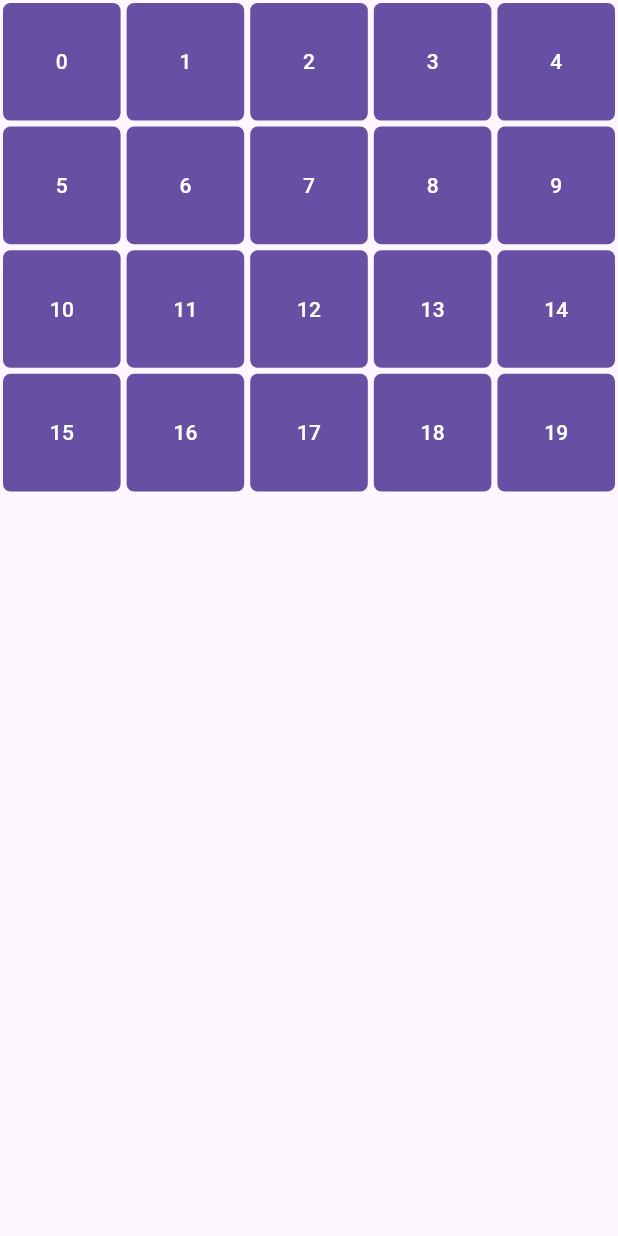
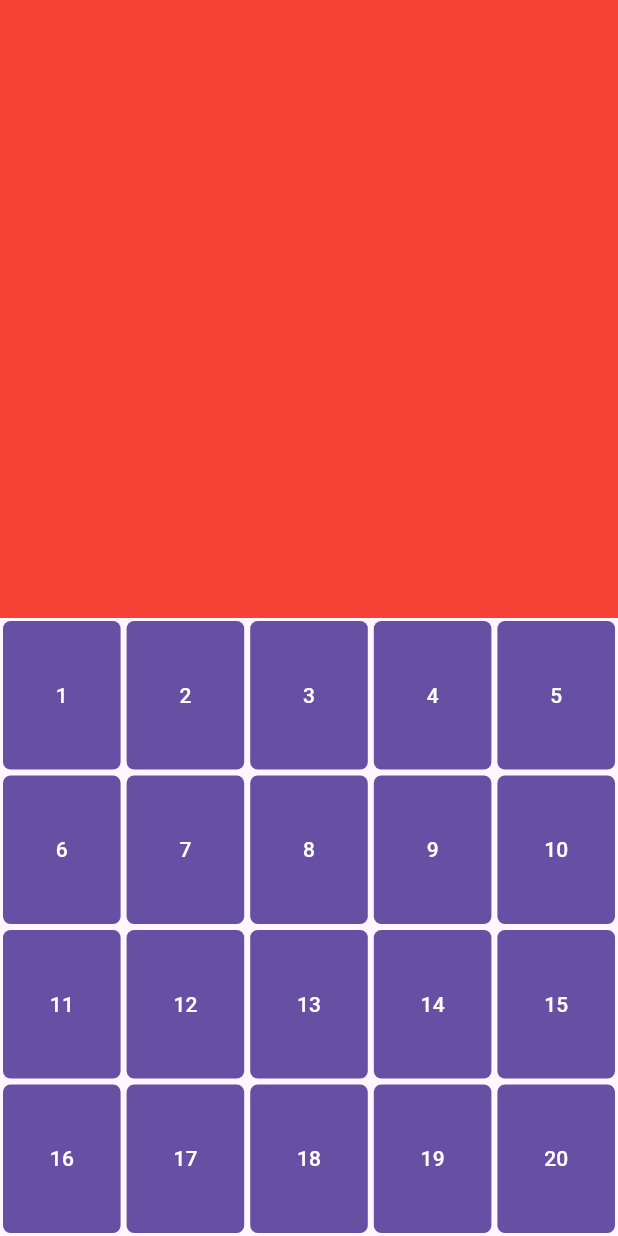
Before and after one commit to Marwans12/flutter-sample-calculator, a Flutter app: the screen it shows after launch, on a phone screen of 412 x 824 dp. Run offline on Flutter 3.47's test engine with Material 3 defaults, Android fonts, the phone set to English and light mode, and no system bars.

Commit message:
Implement Flexible KeyArea

```diff
--- a/lib/main.dart
+++ b/lib/main.dart
@@ -10,52 +10,44 @@ class MainApp extends StatelessWidget {
 
   @override
   Widget build(BuildContext context) {
-    return MaterialApp(
+    return const MaterialApp(
         home: Scaffold(
-      body: Center(
-          child: Column(
-            children: [
-              // Expanded(child: Container(color: Colors.lightBlue[50],child: const Text("Beeg container"),)),
-              Expanded(
-                child: GridView.count(
-                  crossAxisCount: 5,
-                  children: [...List.generate(20, (i) {
-                    return Padding(
-                      padding: const EdgeInsets.all(2),
-                      child: KeyButton(child: Text("$i"), callback: () {}),
-                    );
-                  })],
-                            // Column(
-                            //   children: [
-                            //     Expanded(child: TypingArea()),
-                            //     Expanded(child: KeysAera())
-                            //   ],
-                            // ),
-                            ),
-              )],
-          ),
-    )));
+            body: Center(
+                child: Column(children: [
+      Expanded(child: TypingArea()),
+      Expanded(child: KeysArea())
+    ]))));
   }
 }
 
-class KeysAera extends StatelessWidget {
-  const KeysAera({super.key});
+class KeysArea extends StatelessWidget {
+  const KeysArea({
+    super.key,
+  });
 
   @override
   Widget build(BuildContext context) {
-    // TODO: implement build
-    return GridView.count(
-      crossAxisCount: 5,
+    return Column(
       children: [
-        ...List.generate(20, (i) {
-          return Padding(
-            padding: const EdgeInsets.all(8.0),
-            child: KeyButton(child: const Text("data"), callback: () {}),
+        ...List.generate(4, (i) {
+          return Expanded(
+            child: Row(
+              children: [
+                ...List.generate(5, (j) {
+                  return Expanded(
+                    child: Padding(
+                      padding: const EdgeInsets.all(2),
+                      child: KeyButton(
+                          child: Text("${(i * 5) + j + 1}"), callback: () {}),
+                    ),
+                  );
+                })
+              ],
+            ),
           );
         })
       ],
     );
-    throw UnimplementedError();
   }
 }
 
```
